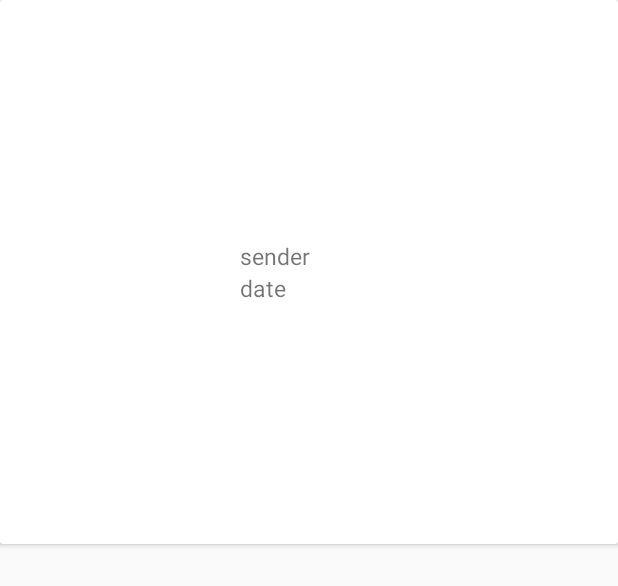
After one commit to Szczurk3y/Messenger, an Android app: the layout invitation_item.xml on its own in the app's theme, with its tools: preview values and no code run, on a phone screen of 412 x 824 dp. The commit adds this screen. Shown: the top 586 px of the screen. Run offline under Robolectric (Android 15) with nearby library versions, the phone set to English and light mode, and no system bars.

Commit message:
changed linear layout

```diff
--- a/app/src/main/java/Activities/User_ContentActivity.kt
+++ b/app/src/main/java/Activities/User_ContentActivity.kt
@@ -4,9 +4,15 @@ import androidx.appcompat.app.AppCompatActivity
 import android.os.Bundle
 import com.szczurk3y.messenger.R
 import ViewPagers.UserContent_ViewPageAdapter
+import com.szczurk3y.messenger.Invitation
+import com.szczurk3y.messenger.LoginUser
 import kotlinx.android.synthetic.main.activity_main.*
 
 class User_ContentActivity : AppCompatActivity() {
+    companion object {
+        lateinit var user: LoginUser
+        var invitationsList = listOf<Invitation>()
+    }
 
     override fun onCreate(savedInstanceState: Bundle?) {
         super.onCreate(savedInstanceState)
--- a/app/src/main/java/ViewPagers/UserContent_ViewPageAdapter.kt
+++ b/app/src/main/java/ViewPagers/UserContent_ViewPageAdapter.kt
@@ -8,9 +8,6 @@ import Fragments.User_FriendsFragment
 import Fragments.User_ProfileFragment
 
 class UserContent_ViewPageAdapter(fragmentManager: FragmentManager) : FragmentPagerAdapter(fragmentManager) {
-    companion object {
-        val friendsList = mutableListOf<String>()
-    }
 
     override fun getItem(position: Int): Fragment {
         var fragment: Fragment? = null
--- a/app/src/main/java/com/szczurk3y/messenger/MessengerService.kt
+++ b/app/src/main/java/com/szczurk3y/messenger/MessengerService.kt
@@ -15,7 +15,7 @@ interface MessengerService {
     @POST("login")
     fun login(@Body user: LoginUser): Call<ResponseBody>
 
-    @Headers("Content-Type: application/json")
+    @Headers("Content-Type: application/json", "auth-token: eyJhbGciOiJIUzI1NiIsInR5cCI6IkpXVCJ9.eyJfdXNlcm5hbWUiOiJzaWVtYSIsImlhdCI6MTU3OTYxMzQzNX0.Y1YYwlVxM36dEY3Yy5D7waPeVp1Ge2FIqsiTgwZ5w9c")
     @POST("invitations")
-    fun getFriends(): Call<List<Friend>>
+    fun getInvitations(@Body invitation: Invitation): Call<List<Invitation>>
 }
--- /dev/null
+++ b/app/src/main/res/layout/invitation_item.xml
@@ -0,0 +1,31 @@
+<?xml version="1.0" encoding="utf-8"?>
+<LinearLayout
+    xmlns:android="http://schemas.android.com/apk/res/android"
+    android:layout_width="match_parent" android:layout_height="match_parent"
+    android:orientation="vertical">
+
+    <androidx.cardview.widget.CardView
+        android:layout_height="wrap_content"
+        android:layout_width="match_parent">
+        <LinearLayout
+            android:layout_width="match_parent"
+            android:layout_height="wrap_content"
+            android:orientation="vertical"
+            android:padding="160dp">
+            <TextView
+                android:layout_width="wrap_content"
+                android:layout_height="wrap_content"
+                android:id="@+id/sender_textView"
+                android:textSize="15sp"
+                android:layout_weight="1"
+                android:text="sender"/>
+            <TextView
+                android:layout_width="wrap_content"
+                android:layout_height="wrap_content"
+                android:id="@+id/sendTime_textView"
+                android:text="date"
+                android:layout_weight="1"
+                android:textSize="15sp"/>
+        </LinearLayout>
+    </androidx.cardview.widget.CardView>
+</LinearLayout>
```
Also changed, not shown: app/src/main/java/Adapters/InvitationsAdapter.kt (added, +38 -0 lines), app/src/main/java/Fragments/LoginFragment.kt (+4 -3 lines), app/src/main/java/Fragments/User_FriendsFragment.kt (+37 -19 lines), app/src/main/java/com/szczurk3y/messenger/User.kt (+6 -3 lines), app/src/main/res/layout/fragment_user__friends.xml (+10 -3 lines).
